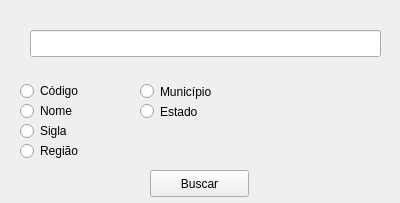
First picture: the form in GUI/iesform.ui, repository ericbg27/BD2017-2, before the edit.
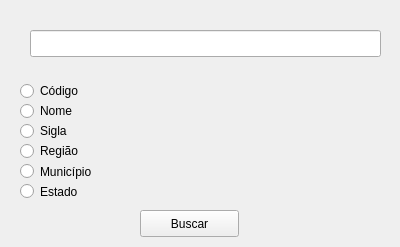
Second picture: the form after the edit.

```diff
--- a/GUI/iesform.ui
+++ b/GUI/iesform.ui
@@ -7,7 +7,7 @@
     <x>0</x>
     <y>0</y>
     <width>400</width>
-    <height>203</height>
+    <height>247</height>
    </rect>
   </property>
   <property name="windowTitle">
@@ -78,8 +78,8 @@
   <widget class="QPushButton" name="pushButton">
    <property name="geometry">
     <rect>
-     <x>150</x>
-     <y>170</y>
+     <x>140</x>
+     <y>210</y>
      <width>99</width>
      <height>27</height>
     </rect>
@@ -91,8 +91,8 @@
   <widget class="QRadioButton" name="MunRadio">
    <property name="geometry">
     <rect>
-     <x>140</x>
-     <y>80</y>
+     <x>20</x>
+     <y>160</y>
      <width>112</width>
      <height>23</height>
     </rect>
@@ -104,8 +104,8 @@
   <widget class="QRadioButton" name="EstRadio">
    <property name="geometry">
     <rect>
-     <x>140</x>
-     <y>100</y>
+     <x>20</x>
+     <y>180</y>
      <width>112</width>
      <height>23</height>
     </rect>
```
